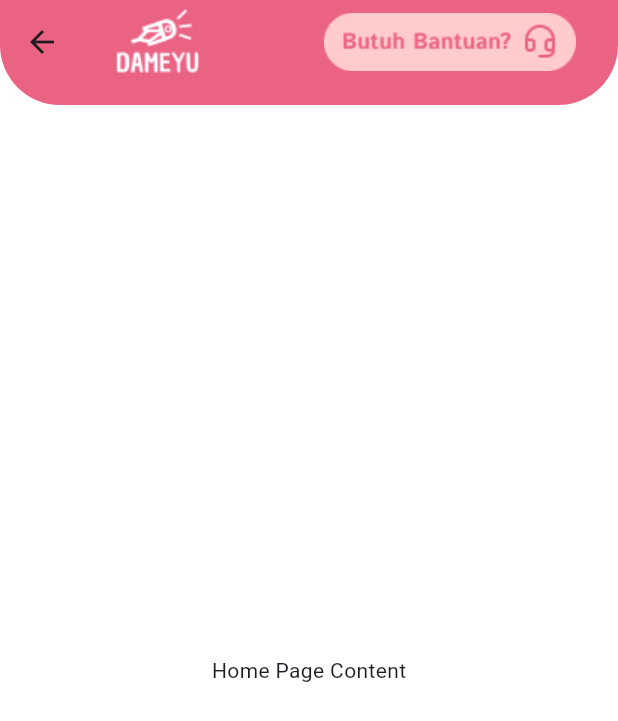
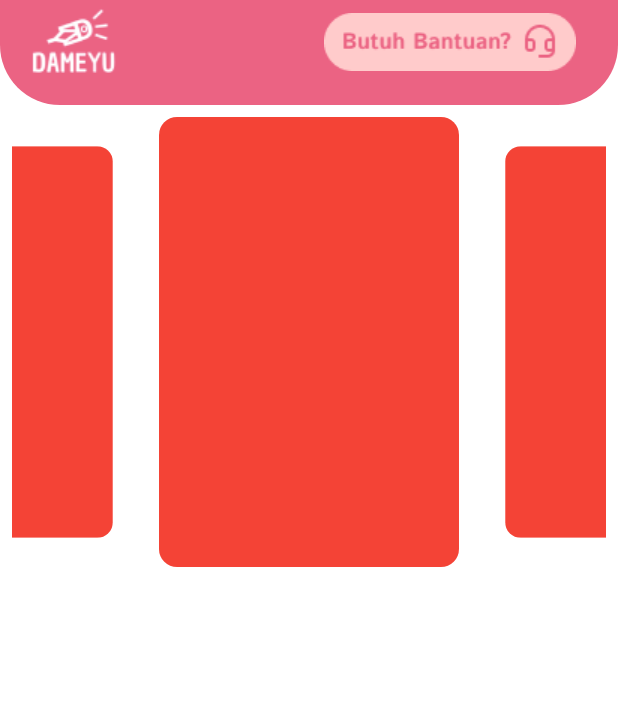
Before and after one commit to CCIT-6A-2-DaMeYu/Mobile-Flutter-DaMeYu, a Flutter app: the HomeScreen screen opened directly, on a phone screen of 412 x 824 dp. Shown: the top 721 px of the screen. Run offline on Flutter 3.47's test engine with Material 3 defaults, Android fonts, the phone set to English and light mode, and no system bars; drawn by our look-alikes of carousel_slider; our stand-ins replace google_fonts, shared_preferences; accounts and stored records are empty.

Commit message:
Add Slider Home

```diff
--- a/lib/main.dart
+++ b/lib/main.dart
@@ -28,7 +28,7 @@
       theme: ThemeData(
         useMaterial3: true,
       ),
-      home: const SplashScreen(),
+      home: const HomeScreen(),
     );
   }
 }
--- a/lib/screen/home/home_screen.dart
+++ b/lib/screen/home/home_screen.dart
@@ -1,3 +1,4 @@
+import 'package:carousel_slider/carousel_slider.dart';
 import 'package:dameyu/screen/chatbot/chatbot_screen.dart';
 import 'package:dameyu/theme/theme_color.dart';
 import 'package:flutter/material.dart';
@@ -24,11 +25,10 @@
         child: AppBar(
           backgroundColor: ThemeColor().pinkColor,
           centerTitle: true,
-              title: Align(
+          title: Align(
             alignment: Alignment.centerLeft,
             child: Image.asset(
               'assets/logo2.png',
-
             ),
           ),
           actions: [
@@ -51,15 +51,53 @@
               bottomRight: Radius.circular(40),
             ),
           ),
-
         ),
       ),
-       body: const Center(
-        child: Text("Home Page Content"),
+      body: SingleChildScrollView(
+        physics: const BouncingScrollPhysics(),
+        child: Padding(
+          padding: const EdgeInsets.all(8.0),
+          child: Column(
+            crossAxisAlignment: CrossAxisAlignment.start,
+            children: [
+              SizedBox(
+                width: double.infinity,
+                child: CarouselSlider.builder(
+                  itemCount: 10,
+                  options: CarouselOptions(
+                    height: 300,
+                    autoPlay: true,
+                    viewportFraction: 0.55,
+                    enlargeCenterPage: true,
+                    pageSnapping: true,
+                    autoPlayCurve: Curves.fastOutSlowIn,
+                    autoPlayAnimationDuration: const Duration(seconds: 1),
+                  ),
+                  itemBuilder: (context, itemIndex, pageViewIndex) {
+                    return ClipRRect(
+                      borderRadius: BorderRadius.circular(12),
+                      child: Container(
+                        height: 300,
+                        width: 200,
+                        color: Colors.red,
+                      ),
+                    );
+                  },
+                ),
+              ),
+            ],
+          ),
+        ),
       ),
     );
   }
 }
+
+
+
+
+
+
 
 
 // import 'package:dameyu/screen/chatbot/chatbot_screen.dart';
```
Also changed, not shown: lib/widget/login/home/home_slider_widget.dart (added, +57 -0 lines).
